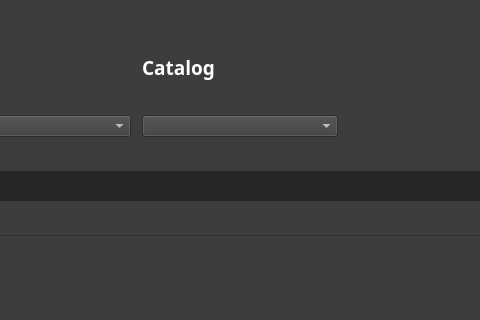
Before: the Qt Designer form JimRootShopProj/search.ui in masterkusok/JimRootShop, drawn with Qt 5; both pictures show x 293 to 773 and y 0 to 320 of the 969 by 562 pixel window.
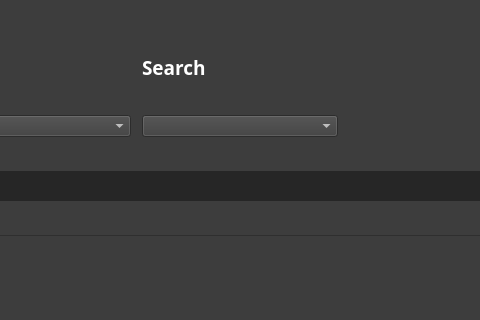
After: the same form once the commit is applied.

```diff
--- a/JimRootShopProj/search.ui
+++ b/JimRootShopProj/search.ui
@@ -66,7 +66,7 @@
           </font>
          </property>
          <property name="text">
-          <string>Catalog</string>
+          <string>Search</string>
          </property>
         </widget>
        </item>
```
Left out of the diff: 4 changed lines with no effect on the pictures.
